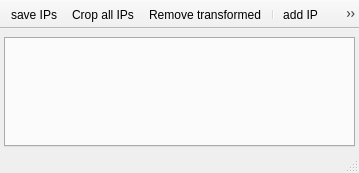
This is plugins/XRD/XRD.ui in NeutrinoToolkit/Neutrino as Qt 5 draws it before an edit. The edited form follows.
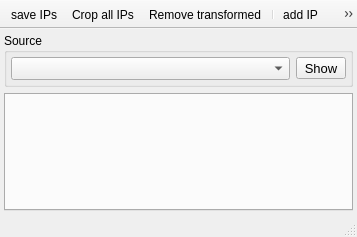
This is the edited form. Icons and pictures are not drawn.

Commit message: xrd revert ui

The edit to the form file:
```diff
--- a/plugins/XRD/XRD.ui
+++ b/plugins/XRD/XRD.ui
@@ -6,8 +6,8 @@
    <rect>
     <x>0</x>
     <y>0</y>
-    <width>359</width>
-    <height>173</height>
+    <width>357</width>
+    <height>237</height>
    </rect>
   </property>
   <property name="windowTitle">
@@ -23,12 +23,12 @@
    <bool>true</bool>
   </property>
   <widget class="QWidget" name="centralwidget">
-   <layout class="QGridLayout" name="gridLayout">
+   <layout class="QVBoxLayout" name="verticalLayout">
     <property name="leftMargin">
      <number>4</number>
     </property>
     <property name="topMargin">
-     <number>8</number>
+     <number>4</number>
     </property>
     <property name="rightMargin">
      <number>4</number>
@@ -36,7 +36,59 @@
     <property name="bottomMargin">
      <number>4</number>
     </property>
-    <item row="0" column="0">
+    <item>
+     <widget class="QGroupBox" name="groupBox">
+      <property name="title">
+       <string>Source</string>
+      </property>
+      <layout class="QHBoxLayout" name="horizontalLayout_2" stretch="1,0">
+       <property name="leftMargin">
+        <number>4</number>
+       </property>
+       <property name="topMargin">
+        <number>4</number>
+       </property>
+       <property name="rightMargin">
+        <number>4</number>
+       </property>
+       <property name="bottomMargin">
+        <number>4</number>
+       </property>
+       <item>
+        <widget class="QComboBox" name="image">
+         <property name="font">
+          <font>
+           <pointsize>10</pointsize>
+          </font>
+         </property>
+         <property name="neutrinoImage" stdset="0">
+          <bool>true</bool>
+         </property>
+        </widget>
+       </item>
+       <item>
+        <widget class="QToolButton" name="source">
+         <property name="font">
+          <font>
+           <pointsize>10</pointsize>
+          </font>
+         </property>
+         <property name="toolTip">
+          <string>Show source image</string>
+         </property>
+         <property name="text">
+          <string>Show</string>
+         </property>
+         <property name="icon">
+          <iconset resource="../../../build-neutrinoMaster-Brew-Debug/src/qrc/icons.qrc">
+           <normaloff>:/icons/eye.png</normaloff>:/icons/eye.png</iconset>
+         </property>
+        </widget>
+       </item>
+      </layout>
+     </widget>
+    </item>
+    <item>
      <widget class="QTabWidget" name="tabIPs">
       <property name="font">
        <font>
```
The commit also changes 2 other files.
